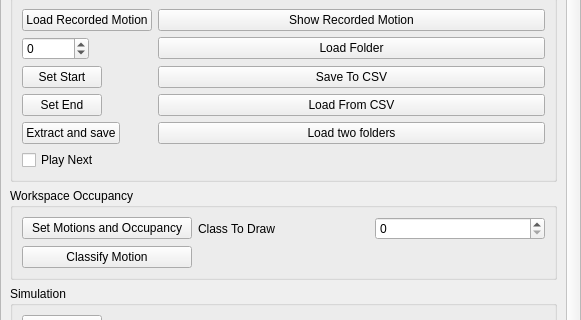
Above: src/move3d-qt-gui-libs/src/qtMainInterface/sideWidgets/qtHriGesture.ui from jmainpri/move3d-studio before the change; both pictures show x 0 to 581 and y 103 to 423 of the 581 by 1124 pixel window. Below: the same form after it.
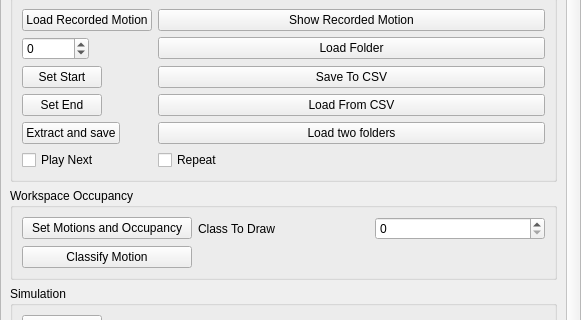
That is the form after the change.

Commit message: New buttons for IOC

What changed in the file:
```diff
--- a/src/move3d-qt-gui-libs/src/qtMainInterface/sideWidgets/qtHriGesture.ui
+++ b/src/move3d-qt-gui-libs/src/qtMainInterface/sideWidgets/qtHriGesture.ui
@@ -162,6 +162,13 @@
             </property>
            </widget>
           </item>
+          <item row="5" column="1">
+           <widget class="QCheckBox" name="checkBoxRepeat">
+            <property name="text">
+             <string>Repeat</string>
+            </property>
+           </widget>
+          </item>
          </layout>
         </widget>
        </item>
```
The commit also changes 3 other files.
